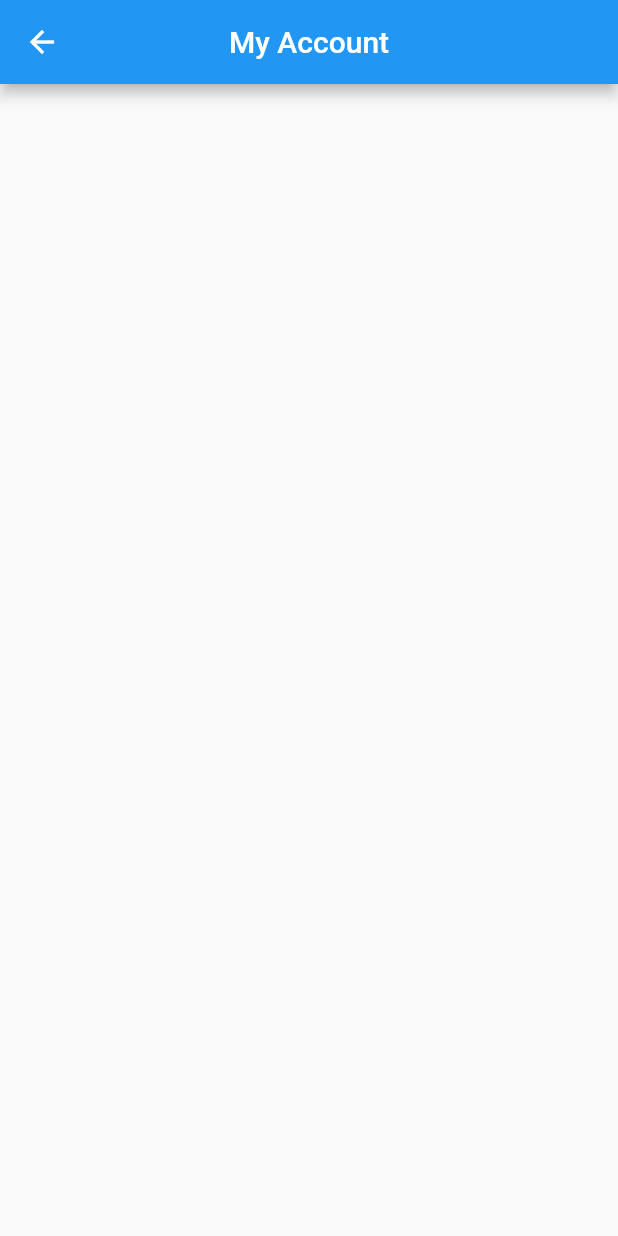
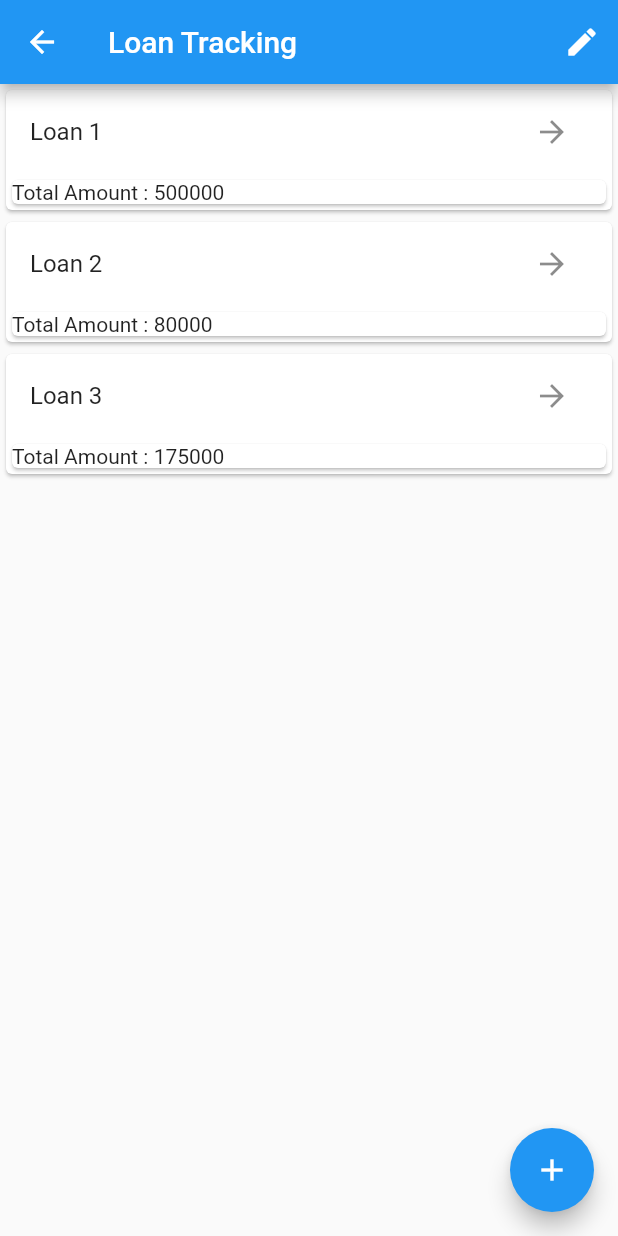
Before and after one commit to Santhosh1209/fintech, a Flutter app: the loginPage screen opened directly, after a tap on "Log in Here", on a phone screen of 412 x 824 dp. Run offline on Flutter 3.47's test engine with Material 2 defaults, Android fonts, the phone set to English and light mode, and no system bars; our stand-ins replace charts_flutter, flutter_datetime_picker, pin_code_fields, syncfusion_flutter_charts; missing offline and left inert: flutter_email_sender.

Commit message:
made login page,started making loan tracker

```diff
--- /dev/null
+++ b/lib/loan_intropage.dart
@@ -0,0 +1,106 @@
+import 'package:flutter/material.dart';
+import 'loan_fillup.dart';
+
+class LoanTrackingPage extends StatefulWidget {
+  const LoanTrackingPage({Key? key}) : super(key: key);
+
+  @override
+  _LoanTrackingPageState createState() => _LoanTrackingPageState();
+}
+
+class _LoanTrackingPageState extends State<LoanTrackingPage> {
+  // Add your state variables here
+  bool _isEditing = false;
+  List<String> _loanNames = [    "Loan 1",    "Loan 2",    "Loan 3",  ];
+  List<String> _amount = ['500000','80000','175000'];
+  //List<String> _percentage = ['60%','75%','85%'];
+
+  @override
+  Widget build(BuildContext context) {
+    return Scaffold(
+      appBar: AppBar(
+        title: Text("Loan Tracking"),
+        actions: [
+          IconButton(
+            icon: Icon(_isEditing ? Icons.done : Icons.edit),
+            onPressed: () {
+              setState(() {
+                _isEditing = !_isEditing;
+              });
+            },
+          ),
+        ],
+      ),
+      body: ListView.builder(
+        itemCount: _loanNames.length,
+        itemBuilder: (BuildContext context, int index) {
+          return Card(
+            child: Column(
+              children: [
+                ListTile(
+                  title: Text(_loanNames[index]),
+                  trailing: _isEditing
+                      ? IconButton(
+                    icon: Icon(Icons.delete),
+                    onPressed: () {
+                      setState(() {
+                        _loanNames.removeAt(index);
+                      });
+                    },
+                  )
+                      : IconButton(
+                    icon: Icon(Icons.arrow_forward),
+                    onPressed: () {
+                      // Add your logic here for what should happen when a loan is clicked
+                      Navigator.push(
+                        context,
+                        MaterialPageRoute(
+                          builder: (context) => LoanDetailsPage(
+                            loanName: _loanNames[index],
+                          ),
+                        ),
+                      );
+                    },
+                  ),
+                ),
+                Card(
+                  child : Row(
+                    children: [
+                      Text ('Total Amount : '),
+                      Text(_amount[index]),
+                      //Text(_percentage[index])
+                    ],
+                  )
+                )
+              ],
+            ),
+          );
+        },
+      ),
+      floatingActionButton: FloatingActionButton(
+        child: Icon(Icons.add),
+        onPressed: () {
+          Navigator.push(context, MaterialPageRoute(builder: (context) => newLoanPage()));
+          },
+      ),
+    );
+  }
+}
+
+class LoanDetailsPage extends StatelessWidget {
+  final String loanName;
+
+  const LoanDetailsPage({Key? key, required this.loanName}) : super(key: key);
+
+  @override
+  Widget build(BuildContext context) {
+    return Scaffold(
+      appBar: AppBar(
+        title: Text(loanName),
+      ),
+      body: Center(
+        child: Text("Loan details for $loanName"),
+      ),
+    );
+  }
+}
--- a/lib/login.dart
+++ b/lib/login.dart
@@ -2,6 +2,8 @@ import 'package:fintech/bill_tracker.dart';
 import 'package:flutter/material.dart';
 import 'forgot_passwd.dart';
 import 'account.dart';
+import 'loan_intropage.dart';
+import 'loan_fillup.dart';
 class loginPage extends StatefulWidget {
   const loginPage({Key? key}) : super(key: key);
 
@@ -101,7 +103,7 @@ class _loginPageState extends State<loginPage> {
             TextButton(
             onPressed: ()
                 {
-                Navigator.push(context, MaterialPageRoute(builder: (context) => accountPage()));
+                Navigator.push(context, MaterialPageRoute(builder: (context) => LoanTrackingPage()));
                 },
           child:
                 Text('Log in Here',
--- a/pubspec.yaml
+++ b/pubspec.yaml
@@ -32,9 +32,11 @@ dependencies:
   flutter_email_sender: ^5.0.0
   pin_code_fields: ^7.3.0
   syncfusion_flutter_charts: ^19.3.47
+  flutter_datetime_picker: ^1.5.1
 
   flutter:
     sdk: flutter
+  intl: ^0.17.0
 
 
   # The following adds the Cupertino Icons font to your application.
```
Also changed, not shown: lib/account.dart (+22 -0 lines), lib/loan_fillup.dart (added, +199 -0 lines), pubspec.lock.
